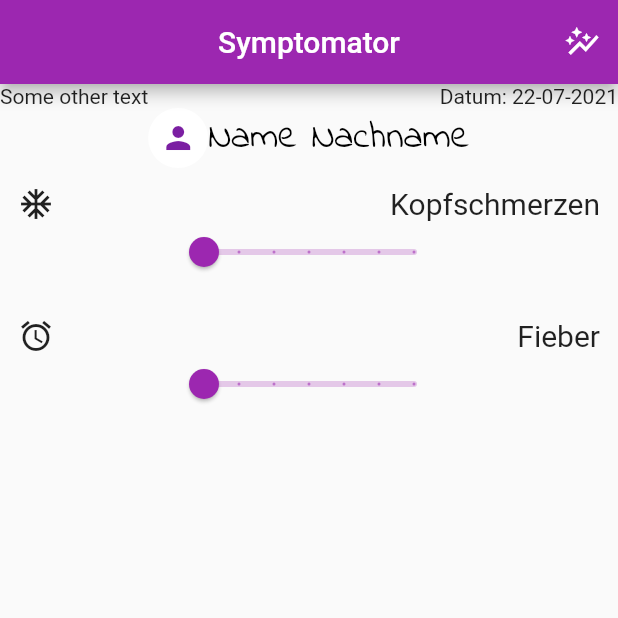
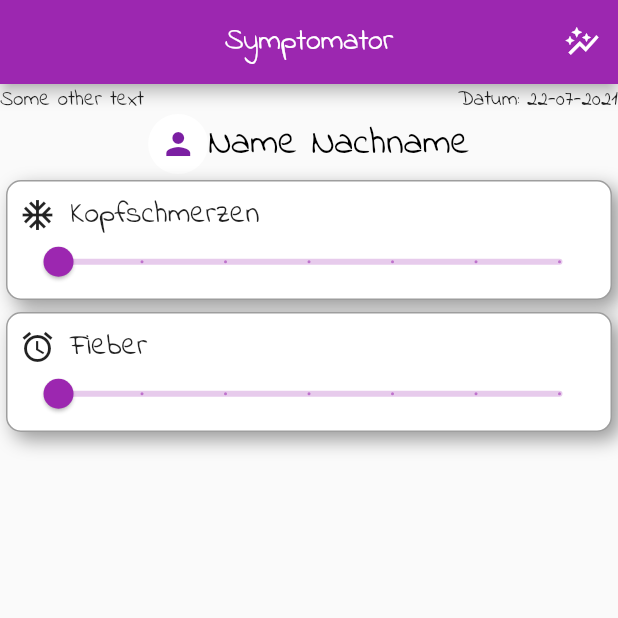
Before and after one commit to Zwennsch/Symptomator, a Flutter app: the screen it shows after launch, on a phone screen of 412 x 824 dp, the top half of it. Run offline on Flutter 3.47's test engine with Material 2 defaults, Android fonts, the phone set to English and light mode, and no system bars.

Commit message:
added some appTheme and styling on IllnessCard

```diff
--- a/lib/main.dart
+++ b/lib/main.dart
@@ -1,5 +1,6 @@
 import 'package:flutter/material.dart';
 import 'package:symptomator/screens/main_screen.dart';
+import 'package:symptomator/styles/text_styles.dart';
 
 void main() {
   runApp(MyApp());
@@ -11,9 +12,7 @@ class MyApp extends StatelessWidget {
     return MaterialApp(
       title: 'Flutter Demo',
       debugShowCheckedModeBanner: false,
-      theme: ThemeData(
-        primarySwatch: Colors.purple,
-      ),
+      theme: appTheme,
       home: const MainScreen(title: 'Symptomator'),
     );
   }
--- a/lib/screens/main_screen.dart
+++ b/lib/screens/main_screen.dart
@@ -50,10 +50,11 @@ class _MainScreenState extends State<MainScreen> {
           Expanded(
             child: ListView(
               children: [
-                const IllnessCard(
-                    icon: Icon(Icons.ac_unit), illness: "Kopfschmerzen"),
-                const IllnessCard(
-                    icon: Icon(Icons.access_alarm_outlined), illness: 'Fieber')
+                IllnessCard(
+                    illnessIcon: Icon(Icons.ac_unit), illness: "Kopfschmerzen"),
+                IllnessCard(
+                    illnessIcon: Icon(Icons.access_alarm_outlined),
+                    illness: 'Fieber')
               ],
             ),
           )
--- a/lib/styles/text_styles.dart
+++ b/lib/styles/text_styles.dart
@@ -2,3 +2,16 @@ import 'package:flutter/material.dart';
 
 const TextStyle nameStyle =
     TextStyle(color: Colors.black, fontSize: 25, fontFamily: 'IndieFlower');
+
+final appTheme = ThemeData(
+  primarySwatch: Colors.purple,
+  brightness: Brightness.light,
+  fontFamily: 'IndieFlower',
+  textTheme: const TextTheme(
+    headline1: TextStyle(
+        // fontFamily: 'IndieFlower',
+        fontWeight: FontWeight.bold,
+        fontSize: 72,
+        color: Colors.green),
+  ),
+);
--- a/lib/widgets/illness_card.dart
+++ b/lib/widgets/illness_card.dart
@@ -1,40 +1,10 @@
 import 'package:flutter/material.dart';
 
-// class IllnessCard extends StatefulWidget {
-//   final Icon icon;
-//   final String illness;
-//   const IllnessCard({Key? key, required this.icon, required this.illness})
-//       : super(key: key);
-
-//   @override
-//   _IllnessCardState createState() => _IllnessCardState();
-// }
-
-// class _IllnessCardState extends State<IllnessCard> {
-//   @override
-//   Widget build(BuildContext context) {
-//     double rating = 0;
-//     return Card(
-//       child: ListTile(
-//         leading: widget.icon,
-//         title: Text(widget.illness),
-//         trailing: Slider(
-//           value: rating,
-//           onChanged: (newValue) {
-//             setState(() => rating = newValue);
-//           },
-//           max: 5,
-//           divisions: 5,
-//         ),
-//       ),
-//     );
-//   }
-// }
-
 class IllnessCard extends StatefulWidget {
-  final Icon icon;
+  final Icon illnessIcon;
   final String illness;
-  const IllnessCard({Key? key, required this.icon, required this.illness})
+  const IllnessCard(
+      {Key? key, required this.illnessIcon, required this.illness})
       : super(key: key);
 
   @override
@@ -42,11 +12,21 @@ class IllnessCard extends StatefulWidget {
 }
 
 class _IllnessCardState extends State<IllnessCard> {
+  double rating = 0;
   @override
   Widget build(BuildContext context) {
     // ignore: prefer_final_locals
-    double rating = 0;
     return Container(
+      decoration: BoxDecoration(
+          color: Colors.white,
+          border: Border.all(
+            color: Colors.grey,
+          ),
+          borderRadius: BorderRadius.circular(10),
+          boxShadow: const [
+            BoxShadow(
+                color: Colors.black38, offset: Offset(5, 5), blurRadius: 10)
+          ]),
       padding: const EdgeInsets.all(8),
       margin: const EdgeInsets.all(4),
       height: 80,
@@ -54,28 +34,29 @@ class _IllnessCardState extends State<IllnessCard> {
       child: Column(
         children: [
           Row(
-            mainAxisAlignment: MainAxisAlignment.spaceBetween,
+            // mainAxisAlignment: MainAxisAlignment.spaceBetween,
             children: [
-              widget.icon,
+              widget.illnessIcon,
+              const SizedBox(
+                width: 10,
+              ),
               Text(
                 widget.illness,
-                style: TextStyle(fontSize: 20),
+                style: const TextStyle(fontSize: 20),
               ),
             ],
           ),
           Expanded(
-            child: Row(
-              mainAxisAlignment: MainAxisAlignment.center,
-              children: [
-                Slider(
-                  value: rating,
-                  onChanged: (newValue) {
-                    setState(() => rating = newValue);
-                  },
-                  max: 6,
-                  divisions: 6,
-                ),
-              ],
+            child: Slider(
+              value: rating,
+              onChanged: (newValue) {
+                setState(() {
+                  rating = newValue;
+                  print(rating);
+                });
+              },
+              max: 6,
+              divisions: 6,
             ),
           )
         ],
```
Also changed, not shown: fonts/OFL.txt (deleted, +0 -93 lines).
